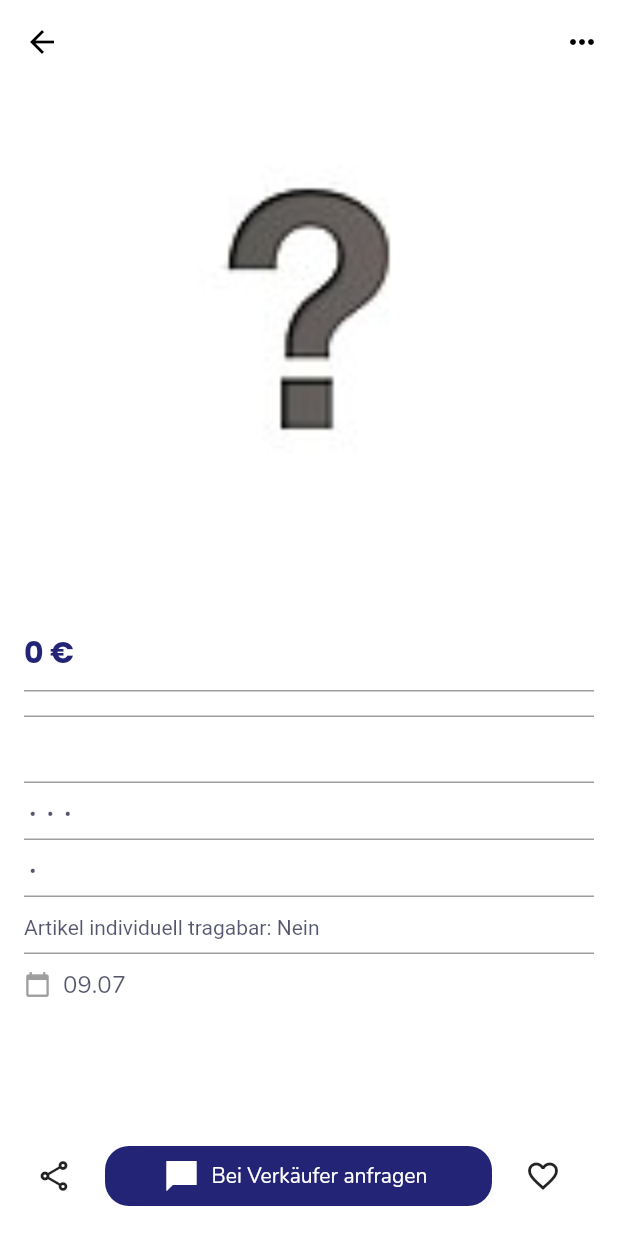
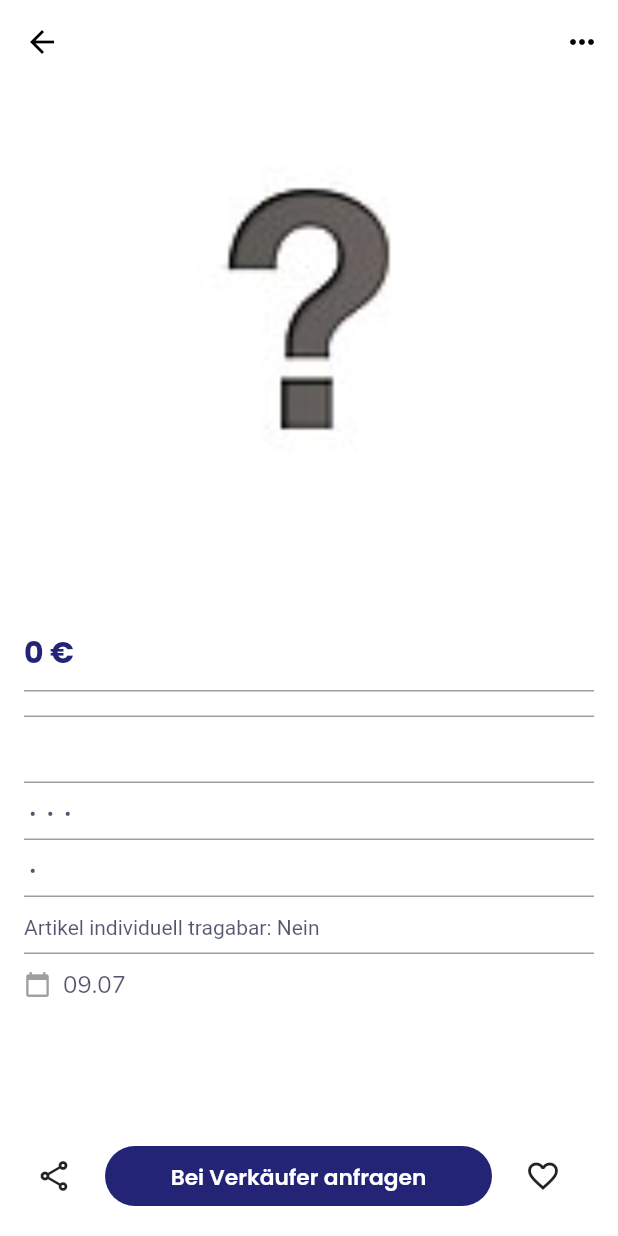
Before and after one commit to TobiasSchotter/clubtwice, a Flutter app: the ProductDetail screen opened directly with empty values, on a phone screen of 412 x 824 dp. Run offline on Flutter 3.47's test engine with Material 2 defaults, Android fonts, the phone set to English and light mode, and no system bars; drawn by our look-alikes of carousel_slider; our stand-ins replace cloud_firestore, firebase_auth, firebase_core, firebase_storage, flutter_svg, image_picker; accounts and stored records are empty; network calls fail.

```diff
--- a/lib/views/screens/product_detail.dart
+++ b/lib/views/screens/product_detail.dart
@@ -1,8 +1,10 @@
 import 'package:cloud_firestore/cloud_firestore.dart';
+import 'package:firebase_auth/firebase_auth.dart';
 import 'package:flutter/material.dart';
 import 'package:clubtwice/constant/app_color.dart';
 import 'package:flutter/services.dart';
 import 'package:carousel_slider/carousel_slider.dart';
+import '../../constant/app_button.dart';
 import '../../core/model/article.dart';
 
 class ProductDetail extends StatefulWidget {
@@ -74,6 +76,7 @@ class _ProductDetailState extends State<ProductDetail> {
           },
           icon: const Icon(Icons.arrow_back_outlined),
           color: Colors.black,
+          alignment: Alignment.center,
         ),
         actions: [
           PopupMenuButton<String>(
@@ -84,10 +87,19 @@ class _ProductDetailState extends State<ProductDetail> {
               } else if (value == 'edit') {
                 // Perform edit operation
               } else if (value == 'report') {
-                // Perform share operation
+                // Perform report operation
               }
             },
-            itemBuilder: (BuildContext context) => <PopupMenuEntry<String>>[
+            itemBuilder: (BuildContext context) {
+              // Check if the article belongs to the current user
+              bool isCurrentUserArticle =
+                  FirebaseAuth.instance.currentUser?.uid == article.userId;
+
+              // Create a list of PopupMenuEntry based on the conditions
+              List<PopupMenuEntry<String>> menuItems = [];
+
+              if (isCurrentUserArticle) {
+                menuItems.add(
                   const PopupMenuItem<String>(
                     value: 'delete',
                     child: ListTile(
@@ -95,6 +107,8 @@ class _ProductDetailState extends State<ProductDetail> {
                       title: Text('Artikel löschen'),
                     ),
                   ),
+                );
+                menuItems.add(
                   const PopupMenuItem<String>(
                     value: 'edit',
                     child: ListTile(
@@ -102,6 +116,10 @@ class _ProductDetailState extends State<ProductDetail> {
                       title: Text('Artikel bearbeiten'),
                     ),
                   ),
+                );
+              }
+
+              menuItems.add(
                 const PopupMenuItem<String>(
                   value: 'report',
                   child: ListTile(
@@ -109,7 +127,10 @@ class _ProductDetailState extends State<ProductDetail> {
                     title: Text('Artikel melden'),
                   ),
                 ),
-            ],
+              );
+
+              return menuItems;
+            },
             icon: Icon(Icons.more_horiz),
           ),
         ],
@@ -138,21 +159,11 @@ class _ProductDetailState extends State<ProductDetail> {
               child: Container(
                 height: 40,
                 margin: const EdgeInsets.only(right: 14),
-                child: ElevatedButton.icon(
-                  style: ElevatedButton.styleFrom(
-                    backgroundColor: AppColor.primary,
-                    shape: RoundedRectangleBorder(
-                      borderRadius: BorderRadius.circular(16),
-                    ),
-                    elevation: 0,
-                  ),
+                child: CustomButton(
                   onPressed: () {
                     // Implementiere die Logik für die Anfragen-Funktion hier
                   },
-                  icon: Icon(
-                    Icons.chat_bubble_sharp,
-                  ),
-                  label: Text('Bei Verkäufer anfragen'),
+                  buttonText: 'Bei Verkäufer anfragen',
                 ),
               ),
             ),
--- a/lib/views/screens/profile_page_item.dart
+++ b/lib/views/screens/profile_page_item.dart
@@ -28,7 +28,6 @@ class _ProfilePageItemState extends State<ProfilePageItem> {
   List<Article> articleData = [];
   String verein = '';
   String sportart = '';
-
   String searchTerm = '';
 
   @override
--- a/lib/views/widgets/image_picker_widget.dart
+++ b/lib/views/widgets/image_picker_widget.dart
@@ -108,6 +108,9 @@ class _ImagePickerWidgetState extends State<ImagePickerWidget> {
                   ),
                 ),
         ),
+        Container(
+          height: 6,
+        ),
         Row(
           mainAxisAlignment: MainAxisAlignment.spaceAround,
           children: [
```
Lines whose indentation alone changed are shown as unchanged.
